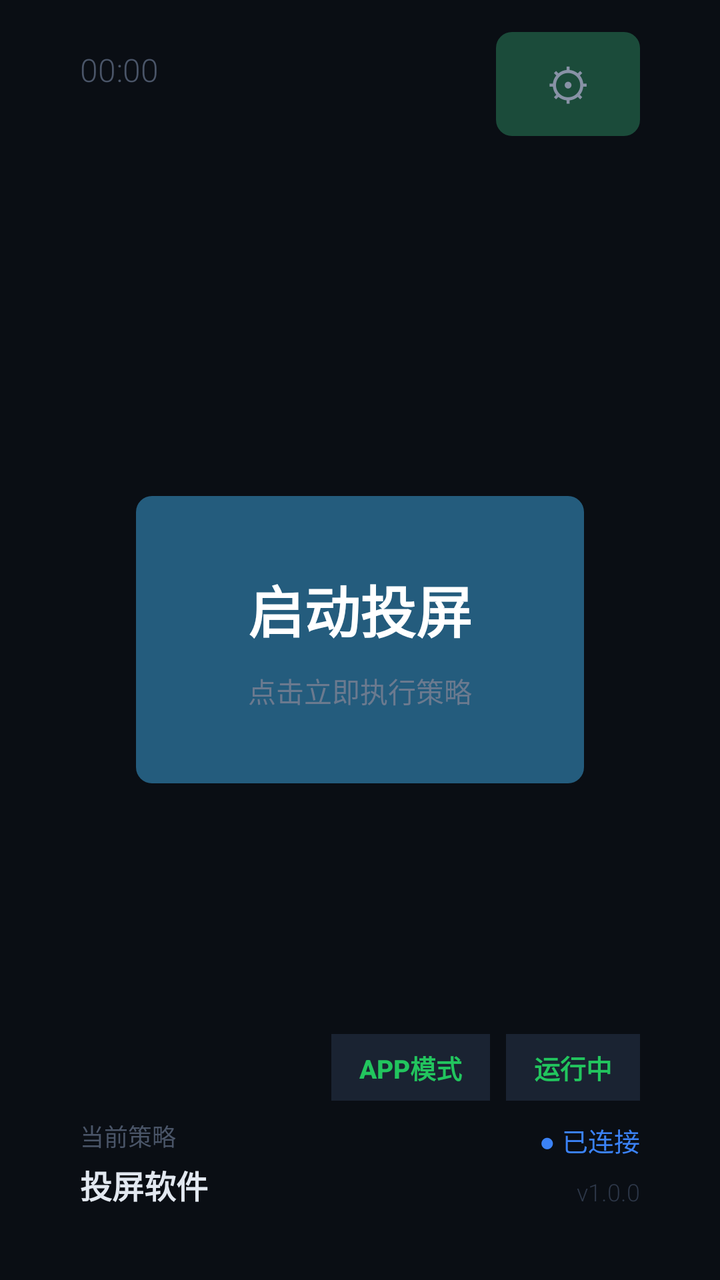
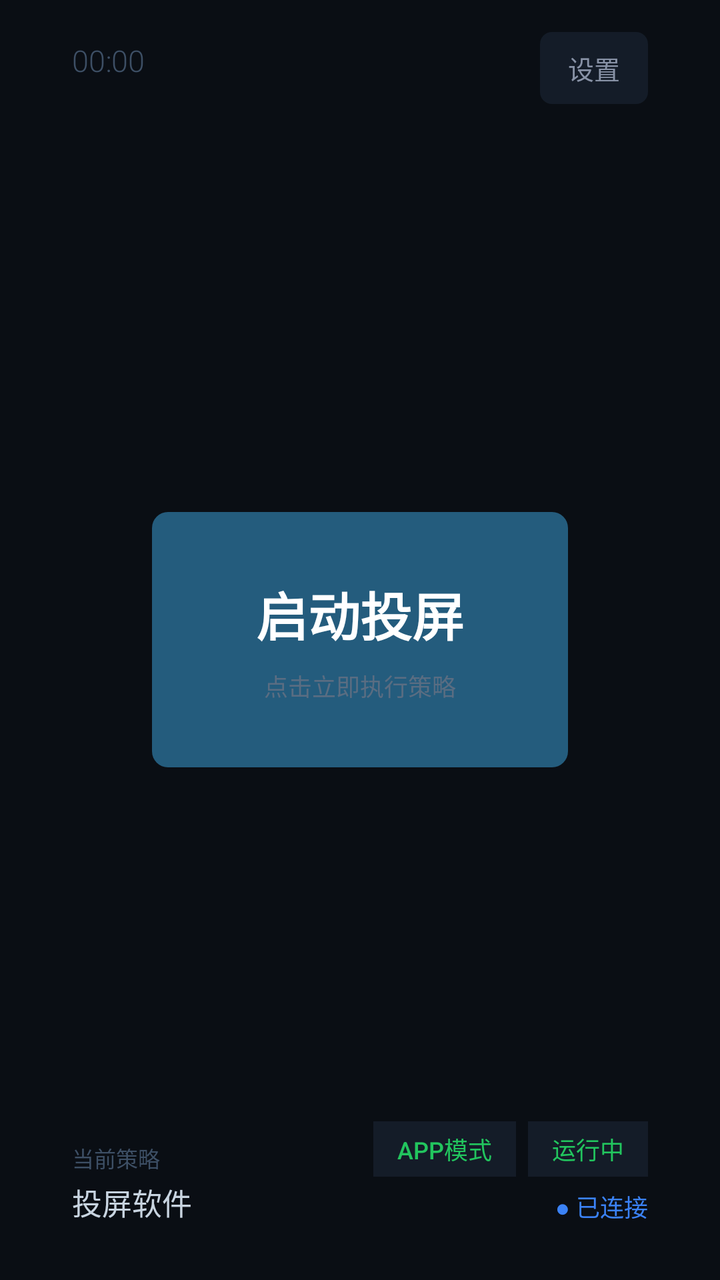

The first picture is an Android layout as it rendered before a commit; the second is the same layout after the commit. The layout source and the unified diff follow.
<!-- AndroidManifest.xml: application theme Theme.TvLauncher -->
<!-- res/layout/activity_main.xml -->
<?xml version="1.0" encoding="utf-8"?>
<RelativeLayout xmlns:android="http://schemas.android.com/apk/res/android"
    android:layout_width="match_parent"
    android:layout_height="match_parent"
    android:background="#0A0E14">

    
    <TextView
        android:id="@+id/timeText"
        android:layout_width="wrap_content"
        android:layout_height="wrap_content"
        android:layout_alignParentLeft="true"
        android:layout_alignParentTop="true"
        android:layout_marginLeft="40dp"
        android:layout_marginTop="24dp"
        android:text="00:00"
        android:textColor="#4A5568"
        android:textSize="16sp"
        android:fontFamily="sans-serif-light" />

    
    <LinearLayout
        android:id="@+id/openSettingsBtn"
        android:layout_width="72dp"
        android:layout_height="52dp"
        android:layout_alignParentRight="true"
        android:layout_alignParentTop="true"
        android:layout_marginRight="40dp"
        android:layout_marginTop="16dp"
        android:background="@drawable/btn_settings_selector"
        android:clickable="true"
        android:focusable="true"
        android:gravity="center"
        android:orientation="vertical">

        <TextView
            android:layout_width="wrap_content"
            android:layout_height="wrap_content"
            android:text="⚙"
            android:textColor="#8892A6"
            android:textSize="22sp" />
    </LinearLayout>

    
    <LinearLayout
        android:id="@+id/executeBtn"
        android:layout_width="wrap_content"
        android:layout_height="wrap_content"
        android:layout_centerInParent="true"
        android:background="@drawable/btn_execute_selector"
        android:clickable="true"
        android:focusable="true"
        android:gravity="center"
        android:orientation="vertical"
        android:paddingLeft="56dp"
        android:paddingTop="36dp"
        android:paddingRight="56dp"
        android:paddingBottom="36dp">

        <TextView
            android:layout_width="wrap_content"
            android:layout_height="wrap_content"
            android:text="启动投屏"
            android:textColor="#FFFFFF"
            android:textSize="28sp"
            android:textStyle="bold"
            android:fontFamily="sans-serif-medium" />

        <TextView
            android:id="@+id/executeBtnSubtitle"
            android:layout_width="wrap_content"
            android:layout_height="wrap_content"
            android:layout_marginTop="10dp"
            android:text="点击立即执行策略"
            android:textColor="#6B7A8F"
            android:textSize="14sp" />
    </LinearLayout>

    
    <LinearLayout
        android:layout_width="wrap_content"
        android:layout_height="wrap_content"
        android:layout_alignParentRight="true"
        android:layout_alignParentBottom="true"
        android:layout_marginRight="40dp"
        android:layout_marginBottom="36dp"
        android:orientation="vertical"
        android:gravity="right">

        
        <LinearLayout
            android:layout_width="wrap_content"
            android:layout_height="wrap_content"
            android:orientation="horizontal"
            android:gravity="center_vertical">

            <TextView
                android:id="@+id/modeIndicator"
                android:layout_width="wrap_content"
                android:layout_height="wrap_content"
                android:background="#1A2332"
                android:paddingLeft="14dp"
                android:paddingTop="7dp"
                android:paddingRight="14dp"
                android:paddingBottom="7dp"
                android:text="APP模式"
                android:textColor="#22C55E"
                android:textSize="13sp"
                android:textStyle="bold"
                android:fontFamily="sans-serif-medium" />

            <TextView
                android:id="@+id/policyStatusIndicator"
                android:layout_width="wrap_content"
                android:layout_height="wrap_content"
                android:layout_marginLeft="8dp"
                android:background="#1A2332"
                android:paddingLeft="14dp"
                android:paddingTop="7dp"
                android:paddingRight="14dp"
                android:paddingBottom="7dp"
                android:text="运行中"
                android:textColor="#22C55E"
                android:textSize="13sp"
                android:textStyle="bold"
                android:fontFamily="sans-serif-medium" />
        </LinearLayout>

        
        <TextView
            android:id="@+id/connectionIndicator"
            android:layout_width="wrap_content"
            android:layout_height="wrap_content"
            android:layout_marginTop="10dp"
            android:text="● 已连接"
            android:textColor="#3B82F6"
            android:textSize="13sp"
            android:fontFamily="sans-serif-medium" />

        
        <TextView
            android:layout_width="wrap_content"
            android:layout_height="wrap_content"
            android:layout_marginTop="8dp"
            android:text="v1.0.0"
            android:textColor="#2D3748"
            android:textSize="12sp"
            android:fontFamily="sans-serif-light" />
    </LinearLayout>

    
    <LinearLayout
        android:layout_width="wrap_content"
        android:layout_height="wrap_content"
        android:layout_alignParentLeft="true"
        android:layout_alignParentBottom="true"
        android:layout_marginLeft="40dp"
        android:layout_marginBottom="36dp"
        android:orientation="vertical">

        <TextView
            android:layout_width="wrap_content"
            android:layout_height="wrap_content"
            android:text="当前策略"
            android:textColor="#4A5568"
            android:textSize="12sp"
            android:fontFamily="sans-serif-light" />

        <TextView
            android:id="@+id/statusText"
            android:layout_width="wrap_content"
            android:layout_height="wrap_content"
            android:layout_marginTop="4dp"
            android:text="投屏软件"
            android:textColor="#E2E8F0"
            android:textSize="16sp"
            android:textStyle="bold"
            android:fontFamily="sans-serif-medium" />
    </LinearLayout>

</RelativeLayout>
<!-- resources referenced by this layout -->
<resources>
  <!-- drawable btn_execute_selector (drawable) -->
  <?xml version="1.0" encoding="utf-8"?>
  <selector xmlns:android="http://schemas.android.com/apk/res/android">
      
      <item android:state_focused="true">
          <shape android:shape="rectangle">
              <solid android:color="#2E7D9A" />
              <stroke android:width="3dp" android:color="#00D4AA" />
              <corners android:radius="8dp" />
          </shape>
      </item>
      
      <item android:state_pressed="true">
          <shape android:shape="rectangle">
              <solid android:color="#1E5A75" />
              <corners android:radius="8dp" />
          </shape>
      </item>
      
      <item>
          <shape android:shape="rectangle">
              <solid android:color="#245C7D" />
              <corners android:radius="8dp" />
          </shape>
      </item>
  </selector>
  <!-- drawable btn_settings_selector (drawable) -->
  <?xml version="1.0" encoding="utf-8"?>
  <selector xmlns:android="http://schemas.android.com/apk/res/android">
      
      <item android:state_focused="true">
          <shape android:shape="rectangle">
              <solid android:color="#2B6E52" />
              <stroke android:width="3dp" android:color="#4FC3F7" />
              <corners android:radius="8dp" />
          </shape>
      </item>
      
      <item android:state_pressed="true">
          <shape android:shape="rectangle">
              <solid android:color="#143D2D" />
              <corners android:radius="8dp" />
          </shape>
      </item>
      
      <item>
          <shape android:shape="rectangle">
              <solid android:color="#1B4B3A" />
              <corners android:radius="8dp" />
          </shape>
      </item>
  </selector>
  <style name="Theme.TvLauncher" parent="Theme.MaterialComponents.DayNight.NoActionBar">
          <item name="colorPrimary">#1976D2</item>
          <item name="colorPrimaryVariant">#0D47A1</item>
          <item name="colorOnPrimary">#FFFFFF</item>
      </style>
</resources>

<!-- the commit's change to res/layout/activity_main.xml (unified diff, before → after) -->
@@ -11,34 +11,36 @@
         android:layout_height="wrap_content"
         android:layout_alignParentLeft="true"
         android:layout_alignParentTop="true"
-        android:layout_marginLeft="40dp"
-        android:layout_marginTop="24dp"
+        android:layout_marginLeft="36dp"
+        android:layout_marginTop="20dp"
         android:text="00:00"
-        android:textColor="#4A5568"
-        android:textSize="16sp"
+        android:textColor="#3D4F65"
+        android:textSize="15sp"
         android:fontFamily="sans-serif-light" />
 
     
     <LinearLayout
         android:id="@+id/openSettingsBtn"
-        android:layout_width="72dp"
-        android:layout_height="52dp"
+        android:layout_width="wrap_content"
+        android:layout_height="36dp"
         android:layout_alignParentRight="true"
         android:layout_alignParentTop="true"
-        android:layout_marginRight="40dp"
+        android:layout_marginRight="36dp"
         android:layout_marginTop="16dp"
         android:background="@drawable/btn_settings_selector"
         android:clickable="true"
         android:focusable="true"
         android:gravity="center"
+        android:paddingLeft="14dp"
+        android:paddingRight="14dp"
         android:orientation="vertical">
 
         <TextView
             android:layout_width="wrap_content"
             android:layout_height="wrap_content"
-            android:text="⚙"
+            android:text="设置"
             android:textColor="#8892A6"
-            android:textSize="22sp" />
+            android:textSize="13sp" />
     </LinearLayout>
 
     
@@ -52,17 +54,17 @@
         android:focusable="true"
         android:gravity="center"
         android:orientation="vertical"
-        android:paddingLeft="56dp"
-        android:paddingTop="36dp"
-        android:paddingRight="56dp"
-        android:paddingBottom="36dp">
+        android:paddingLeft="52dp"
+        android:paddingTop="32dp"
+        android:paddingRight="52dp"
+        android:paddingBottom="32dp">
 
         <TextView
             android:layout_width="wrap_content"
             android:layout_height="wrap_content"
             android:text="启动投屏"
             android:textColor="#FFFFFF"
-            android:textSize="28sp"
+            android:textSize="26sp"
             android:textStyle="bold"
             android:fontFamily="sans-serif-medium" />
 
@@ -70,10 +72,10 @@
             android:id="@+id/executeBtnSubtitle"
             android:layout_width="wrap_content"
             android:layout_height="wrap_content"
-            android:layout_marginTop="10dp"
+            android:layout_marginTop="8dp"
             android:text="点击立即执行策略"
-            android:textColor="#6B7A8F"
-            android:textSize="14sp" />
+            android:textColor="#5A6D82"
+            android:textSize="12sp" />
     </LinearLayout>
 
     
@@ -82,8 +84,8 @@
         android:layout_height="wrap_content"
         android:layout_alignParentRight="true"
         android:layout_alignParentBottom="true"
-        android:layout_marginRight="40dp"
-        android:layout_marginBottom="36dp"
+        android:layout_marginRight="36dp"
+        android:layout_marginBottom="28dp"
         android:orientation="vertical"
         android:gravity="right">
 
@@ -98,31 +100,29 @@
                 android:id="@+id/modeIndicator"
                 android:layout_width="wrap_content"
                 android:layout_height="wrap_content"
-                android:background="#1A2332"
-                android:paddingLeft="14dp"
-                android:paddingTop="7dp"
-                android:paddingRight="14dp"
-                android:paddingBottom="7dp"
+                android:background="#141C28"
+                android:paddingLeft="12dp"
+                android:paddingTop="5dp"
+                android:paddingRight="12dp"
+                android:paddingBottom="5dp"
                 android:text="APP模式"
                 android:textColor="#22C55E"
-                android:textSize="13sp"
-                android:textStyle="bold"
+                android:textSize="12sp"
                 android:fontFamily="sans-serif-medium" />
 
             <TextView
                 android:id="@+id/policyStatusIndicator"
                 android:layout_width="wrap_content"
                 android:layout_height="wrap_content"
-                android:layout_marginLeft="8dp"
-                android:background="#1A2332"
-                android:paddingLeft="14dp"
-                android:paddingTop="7dp"
-                android:paddingRight="14dp"
-                android:paddingBottom="7dp"
+                android:layout_marginLeft="6dp"
+                android:background="#141C28"
+                android:paddingLeft="12dp"
+                android:paddingTop="5dp"
+                android:paddingRight="12dp"
+                android:paddingBottom="5dp"
                 android:text="运行中"
                 android:textColor="#22C55E"
-                android:textSize="13sp"
-                android:textStyle="bold"
+                android:textSize="12sp"
                 android:fontFamily="sans-serif-medium" />
         </LinearLayout>
 
@@ -131,21 +131,11 @@
             android:id="@+id/connectionIndicator"
             android:layout_width="wrap_content"
             android:layout_height="wrap_content"
-            android:layout_marginTop="10dp"
+            android:layout_marginTop="6dp"
             android:text="● 已连接"
             android:textColor="#3B82F6"
-            android:textSize="13sp"
+            android:textSize="12sp"
             android:fontFamily="sans-serif-medium" />
-
-        
-        <TextView
-            android:layout_width="wrap_content"
-            android:layout_height="wrap_content"
-            android:layout_marginTop="8dp"
-            android:text="v1.0.0"
-            android:textColor="#2D3748"
-            android:textSize="12sp"
-            android:fontFamily="sans-serif-light" />
     </LinearLayout>
 
     
@@ -154,27 +144,26 @@
         android:layout_height="wrap_content"
         android:layout_alignParentLeft="true"
         android:layout_alignParentBottom="true"
-        android:layout_marginLeft="40dp"
-        android:layout_marginBottom="36dp"
+        android:layout_marginLeft="36dp"
+        android:layout_marginBottom="28dp"
         android:orientation="vertical">
 
         <TextView
             android:layout_width="wrap_content"
             android:layout_height="wrap_content"
             android:text="当前策略"
-            android:textColor="#4A5568"
-            android:textSize="12sp"
+            android:textColor="#3D4F65"
+            android:textSize="11sp"
             android:fontFamily="sans-serif-light" />
 
         <TextView
             android:id="@+id/statusText"
             android:layout_width="wrap_content"
             android:layout_height="wrap_content"
-            android:layout_marginTop="4dp"
+            android:layout_marginTop="3dp"
             android:text="投屏软件"
-            android:textColor="#E2E8F0"
-            android:textSize="16sp"
-            android:textStyle="bold"
+            android:textColor="#C8D4E0"
+            android:textSize="15sp"
             android:fontFamily="sans-serif-medium" />
     </LinearLayout>
 
<!-- resource entries referenced after the edit -->
@@ -32,30 +32,32 @@
       
       <item android:state_focused="true">
           <shape android:shape="rectangle">
-              <solid android:color="#2B6E52" />
-              <stroke android:width="3dp" android:color="#4FC3F7" />
-              <corners android:radius="8dp" />
+              <solid android:color="#1E3A4F" />
+              <stroke android:width="2dp" android:color="#3B82F6" />
+              <corners android:radius="6dp" />
           </shape>
       </item>
       
       <item android:state_pressed="true">
           <shape android:shape="rectangle">
-              <solid android:color="#143D2D" />
-              <corners android:radius="8dp" />
+              <solid android:color="#162B3D" />
+              <corners android:radius="6dp" />
           </shape>
       </item>
       
       <item>
           <shape android:shape="rectangle">
-              <solid android:color="#1B4B3A" />
-              <corners android:radius="8dp" />
+              <solid android:color="#141C28" />
+              <corners android:radius="6dp" />
           </shape>
       </item>
   </selector>
-  <style name="Theme.TvLauncher" parent="Theme.MaterialComponents.DayNight.NoActionBar">
-          <item name="colorPrimary">#1976D2</item>
-          <item name="colorPrimaryVariant">#0D47A1</item>
-          <item name="colorOnPrimary">#FFFFFF</item>
+  <style name="Theme.TvLauncher.Splash" parent="android:Theme.NoTitleBar.Fullscreen">
+          <item name="android:windowBackground">#0A0E14</item>
+          <item name="android:windowNoTitle">true</item>
+          <item name="android:windowFullscreen">true</item>
+          <item name="android:windowContentOverlay">@null</item>
+          <item name="android:windowDisablePreview">false</item>
       </style>
 </resources>
 
